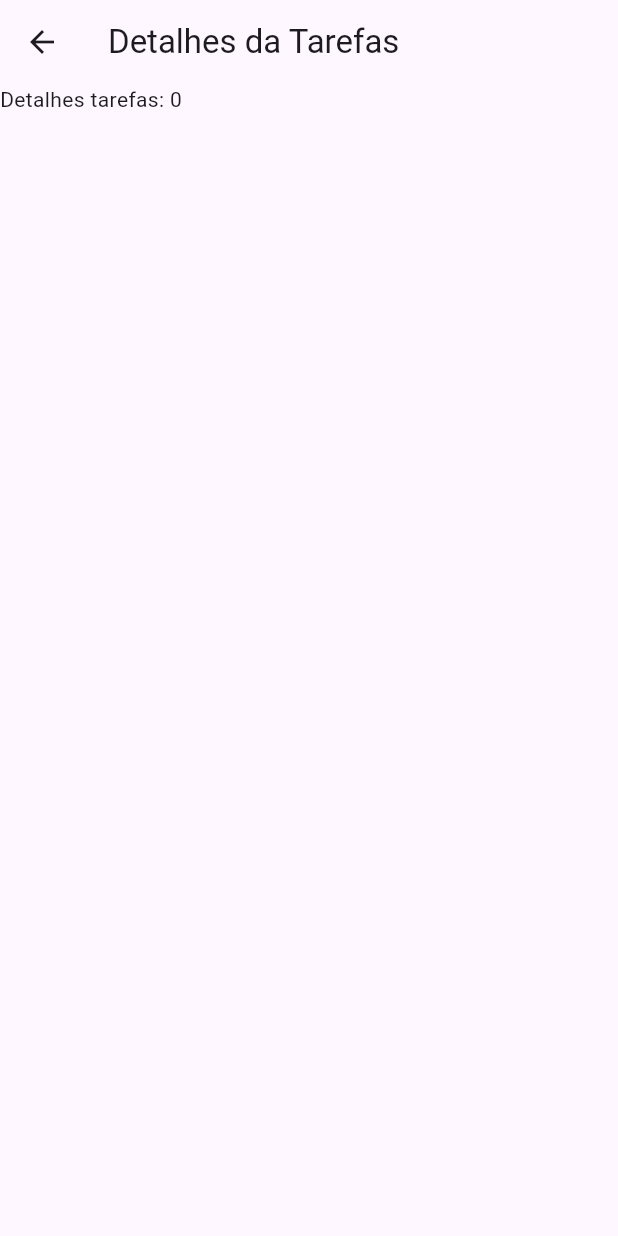
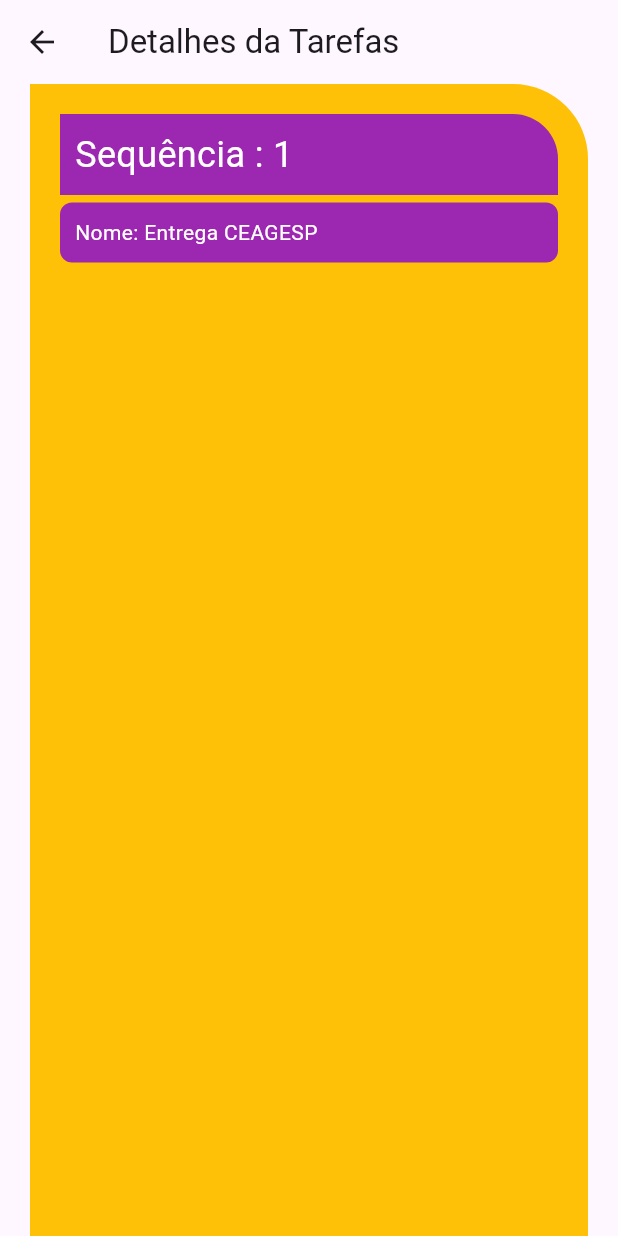
Before and after one commit to cleidival/cfsistemas, a Flutter app: the Viagens screen opened directly, after a tap on "Iniciada", on a phone screen of 412 x 824 dp. Run offline on Flutter 3.47's test engine with Material 3 defaults, Android fonts, the phone set to English and light mode, and no system bars; our stand-ins replace google_nav_bar; missing offline and left inert: dart:ffi, qr_code_scanner.

Commit message:
alteracao controle de entregas

```diff
--- a/ControleDeEntregas/entregas/lib/main.dart
+++ b/ControleDeEntregas/entregas/lib/main.dart
@@ -16,6 +16,8 @@
       debugShowCheckedModeBanner: false,
       title: 'Controle de Entregas',
       theme: ThemeData(
+
+        //colorScheme: ColorScheme.fromSeed(seedColor: Colors.deepPurple),
         colorScheme: ColorScheme.fromSeed(seedColor: Colors.deepPurple),
         useMaterial3: true,
       ),
--- a/ControleDeEntregas/entregas/lib/pages/minhas_tarefas.dart
+++ b/ControleDeEntregas/entregas/lib/pages/tarefas/minhas_tarefas.dart
@@ -134,7 +134,7 @@
               context,
               MaterialPageRoute(
                 builder: (context) => TarefasDetalhes(
-                  tarefaID: index,
+                  tarefa: tarefa,
                 ),
               ),
             );
@@ -158,7 +158,7 @@
                 Container(
                   decoration: BoxDecoration(
                     color: tarefa.status == "Iniciada"
-                        ? Color.fromARGB(255, 88, 189, 160)
+                        ? Color.fromARGB(255, 1, 121, 41)
                         : Colors.white,
                     borderRadius: const BorderRadius.only(
                       topLeft: Radius.circular(12),
@@ -172,20 +172,49 @@
                     mainAxisAlignment: MainAxisAlignment.center,
                     children: [
                       Text('# ${tarefa.id}',
-                          style: const TextStyle(
-                            fontSize: 24,
+                          style: TextStyle(
+                            fontSize: 36,
+                            color: tarefa.status != "Iniciada"
+                                ? Color.fromARGB(255, 1, 121, 41)
+                                : Colors.white,
                             fontWeight: FontWeight.bold,
                           )),
                       Text(
                         '${tarefa.status}',
                         style: const TextStyle(
                           fontSize: 14,
+                          color: Colors.white,
                           fontWeight: FontWeight.bold,
                         ),
                       ),
                     ],
                   ),
                 ),
+                Expanded(
+                  flex: 1,
+                  child: Container(
+                    padding: EdgeInsets.all(5),
+                    height: 150,
+                    decoration: const BoxDecoration(
+                      color: Colors.white,
+                    ),
+                    child: Column(
+                      crossAxisAlignment: CrossAxisAlignment.start,
+                      children: [
+                        Text(
+                          'Sequencia: ${tarefa.id}',
+                          style: const TextStyle(
+                            fontWeight: FontWeight.bold,
+                            color: Color(0xff333333),
+                            fontSize: 18,
+                          ),
+                        ),
+                        Text('Nome: ${tarefa.nome}'),
+                        Text('Status: ${tarefa.status}'),
+                      ],
+                    ),
+                  ),
+                )
               ],
             ),
           ),
--- a/ControleDeEntregas/entregas/lib/pages/tarefas/tarefas_detalhes.dart
+++ b/ControleDeEntregas/entregas/lib/pages/tarefas/tarefas_detalhes.dart
@@ -1,8 +1,9 @@
+import 'package:entregas/models/tarefas_model.dart';
 import 'package:flutter/material.dart';
 
 class TarefasDetalhes extends StatefulWidget {
-  final int tarefaID;
-  const TarefasDetalhes({super.key, required this.tarefaID});
+  final Tarefas tarefa;
+  const TarefasDetalhes({super.key, required this.tarefa});
 
   @override
   State<TarefasDetalhes> createState() => _TarefasDetalhesState();
@@ -13,10 +14,62 @@
   Widget build(BuildContext context) {
     return Scaffold(
       appBar: AppBar(
-        title: Text('Detalhes da Tarefas'),
+        title: const Text('Detalhes da Tarefas'),
       ),
-      body: Text(
-        'Detalhes tarefas: ${widget.tarefaID}',
+      body: Container(
+        width: double.infinity,
+        padding: const EdgeInsets.only(top: 20, bottom: 20, left: 20, right: 20 ),
+        margin: const EdgeInsets.only(left: 20, right: 20, bottom: 0),
+        decoration: const BoxDecoration(
+          borderRadius: BorderRadius.only(
+            topLeft: Radius.zero,
+            topRight: Radius.circular(50),
+            bottomLeft: Radius.zero,
+            bottomRight: Radius.zero
+          ),
+          color: Colors.amber,
+
+        ),
+        child: Column(
+          children: [
+            Container(
+              width: double.infinity,
+              padding: const EdgeInsets.all(10),
+              decoration: const BoxDecoration(
+                color: Colors.purple,
+                borderRadius: BorderRadius.only(
+                  topLeft: Radius.zero,
+                  topRight: Radius.circular(30),
+                  bottomLeft: Radius.zero,
+                  bottomRight: Radius.zero,
+                ),
+              ),
+              child: Text(
+                'Sequência : ${widget.tarefa.id}',
+                style: const TextStyle(
+                  fontSize: 24,
+                  color: Colors.white
+                ),
+              ),
+            ),
+            Container(
+              width: double.infinity,
+              padding: const EdgeInsets.all(10),
+              margin: EdgeInsets.only(top: 5),
+              decoration: const BoxDecoration(
+                color: Colors.purple,
+                borderRadius: BorderRadius.all(Radius.circular(8))
+              ),
+              child: Text(
+                'Nome: ${widget.tarefa.nome}',
+                style: const TextStyle(
+                  fontSize: 14,
+                  color: Colors.white
+                ),
+              ),
+            ),
+          ],
+        ),
       ),
     );
   }
--- a/ControleDeEntregas/entregas/lib/pages/viagens.dart
+++ b/ControleDeEntregas/entregas/lib/pages/viagens.dart
@@ -1,5 +1,5 @@
-import 'package:entregas/pages/minhas_tarefas.dart';
-import 'package:entregas/pages/tarefas_finalizadas.dart';
+import 'package:entregas/pages/tarefas/minhas_tarefas.dart';
+import 'package:entregas/pages/tarefas/tarefas_finalizadas.dart';
 import 'package:flutter/material.dart';
 
 class Viagens extends StatefulWidget {
--- a/ControleDeEntregas/entregas/pubspec.yaml
+++ b/ControleDeEntregas/entregas/pubspec.yaml
@@ -36,6 +36,8 @@
   # Use with the CupertinoIcons class for iOS style icons.
   cupertino_icons: ^1.0.2
   dio: ^5.3.3
+  flutter_bloc:
+  equatable:
 
 dev_dependencies:
   flutter_test:
```
Also changed, not shown: ControleDeEntregas/entregas/lib/models/cargas_model.dart (added, +54 -0 lines), ControleDeEntregas/entregas/lib/pages/cargas/cargas.dart (added, +87 -0 lines), ControleDeEntregas/entregas/lib/pages/home_page.dart (+12 -4 lines), ControleDeEntregas/entregas/lib/themes/app_theme.dart (added, +27 -0 lines), ControleDeEntregas/entregas/lib/pages/tarefas/tarefas_finalizadas.dart (renamed from ControleDeEntregas/entregas/lib/pages/tarefas_finalizadas.dart), ControleDeEntregas/entregas/pubspec.lock, 1 other file.
